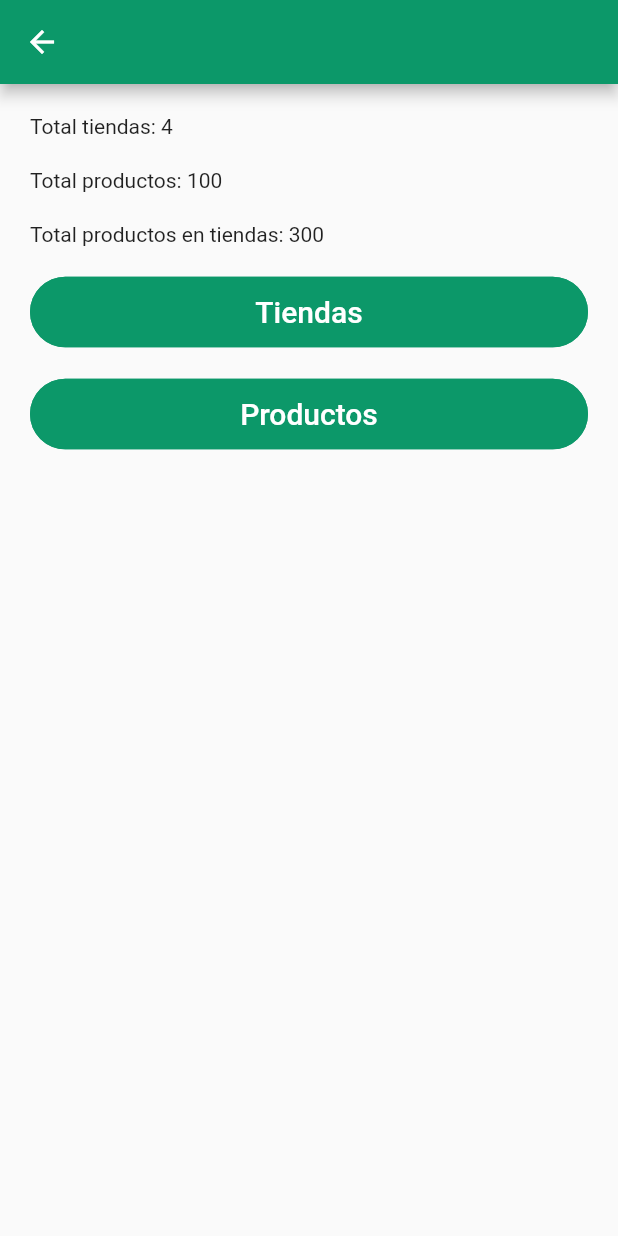
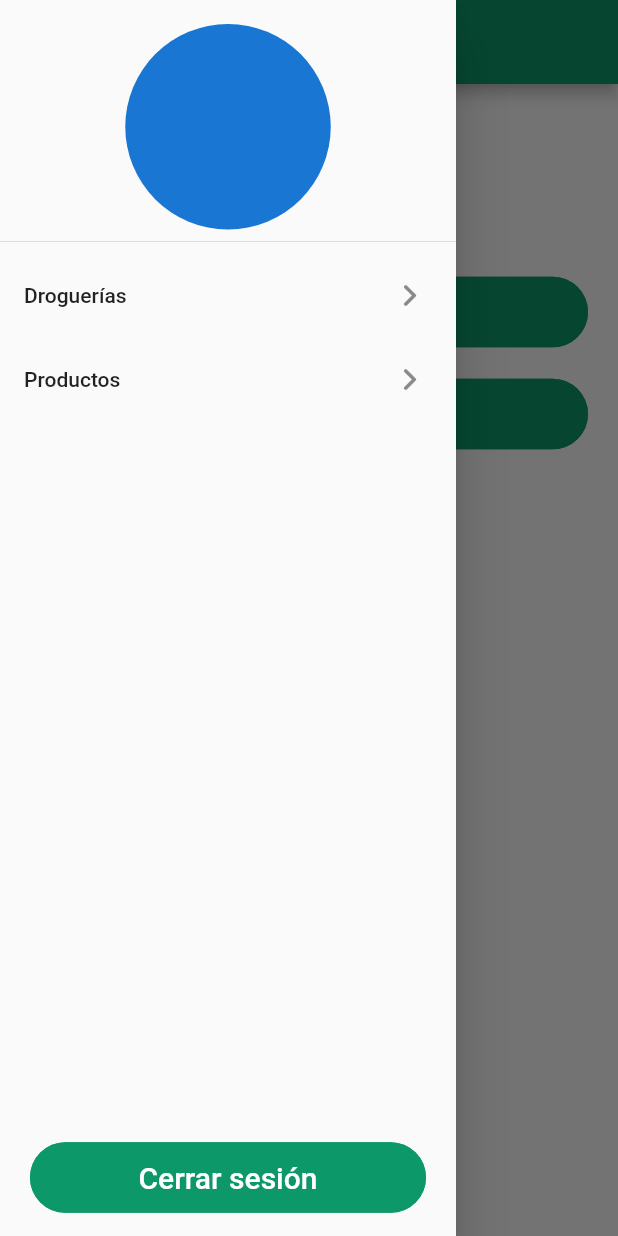
Before and after one commit to stivengm/casa_salud_del_llano_app, a Flutter app: the DashboardView screen opened by its route, with the side drawer open (before the commit the screen has no drawer), on a phone screen of 412 x 824 dp. Run offline on Flutter 3.47's test engine with Material 2 defaults, Android fonts, the phone set to English and light mode, and no system bars.

Commit message:
ADD - Add Drawer from dashboard.

```diff
--- /dev/null
+++ b/lib/gui/templates/drawer.dart
@@ -0,0 +1,51 @@
+import 'package:flutter/material.dart';
+
+import 'package:casa_salud_del_llano_app/gui/widgets/primary_button.dart';
+
+class DrawerWidget extends StatelessWidget {
+  const DrawerWidget({ Key? key }) : super( key: key );
+
+  @override
+  Widget build(BuildContext context) {
+    return Drawer(
+      child: Column(
+        mainAxisAlignment: MainAxisAlignment.spaceBetween,
+        children: [
+          Container(
+            width: double.infinity,
+            // color: Colors.tealAccent,
+            child: const DrawerHeader(
+              child: CircleAvatar(),
+            ),
+          ),
+          Expanded(
+            child: ListView(
+              children: [
+                ListTile(
+                  title: const Text("Droguerías"),
+                  trailing: const Icon(
+                    Icons.chevron_right_rounded,
+                    size: 30.0,
+                  ),
+                  onTap: () {},
+                ),
+                ListTile(
+                  title: Text("Productos"),
+                  trailing: const Icon(
+                    Icons.chevron_right_rounded,
+                    size: 30.0,
+                  ),
+                  onTap: () {},
+                )
+              ],
+            ),
+          ),
+          Padding(
+            padding: const EdgeInsets.symmetric(horizontal: 20.0, vertical: 15.0),
+            child: PrimaryButton(text: 'Cerrar sesión', onPressed: () { }),
+          )
+        ],
+      ),
+    );
+  }
+}
--- a/lib/gui/views/dashboard_view.dart
+++ b/lib/gui/views/dashboard_view.dart
@@ -1,5 +1,7 @@
+import 'package:flutter/material.dart';
+
+import 'package:casa_salud_del_llano_app/gui/templates/drawer.dart';
 import 'package:casa_salud_del_llano_app/gui/widgets/primary_button.dart';
-import 'package:flutter/material.dart';
 
 class DashboardView extends StatelessWidget {
   const DashboardView({ Key? key }) : super( key: key );
@@ -8,6 +10,7 @@ class DashboardView extends StatelessWidget {
   Widget build(BuildContext context) {
     return Scaffold(
       appBar: AppBar(),
+      drawer: const DrawerWidget(),
       body: _body(context),
     );
   }
```
